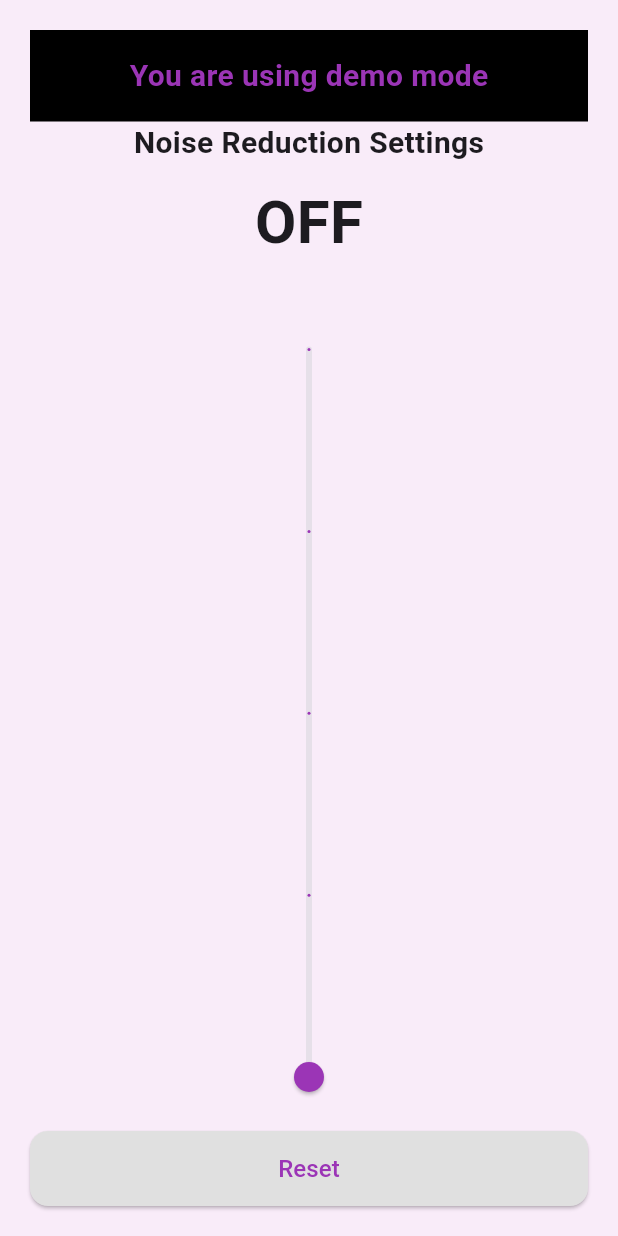
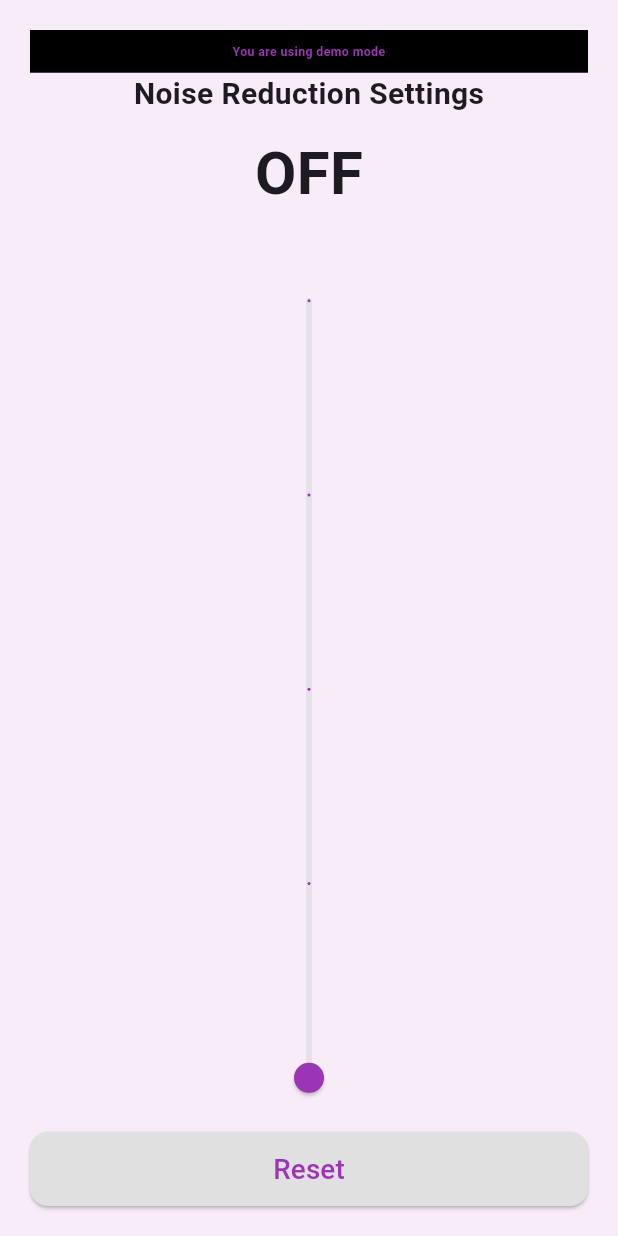
Before and after one commit to mrk7711/flutter-website, a Flutter app: the HomeScreen screen opened directly, after a tap on "Noise Reduction", on a phone screen of 412 x 824 dp. Run offline on Flutter 3.47's test engine with Material 3 defaults, Android fonts, the phone set to English and light mode, and no system bars.

Commit message:
Second Edition

```diff
--- a/lib/Screens/DemoScreens/DemoSlide.dart
+++ b/lib/Screens/DemoScreens/DemoSlide.dart
@@ -50,11 +50,14 @@ class _GettingStartedScreenState extends State<GettingStartedScreen> {
 
   @override
   Widget build(BuildContext context) {
+    final size = MediaQuery.of(context).size; // ابعاد صفحه
+    final width = size.width;
+    final height = size.height;
     return Scaffold(
       body: Container(
         color: Color(0xFFF9ECF9),
         child: Padding(
-          padding: const EdgeInsets.all(20),
+          padding: EdgeInsets.all(width * 0.01),
           child: Column(
             children: <Widget>[
               DemoHeader(),
@@ -74,7 +77,7 @@ class _GettingStartedScreenState extends State<GettingStartedScreen> {
                       alignment: AlignmentDirectional.topStart,
                       children: <Widget>[
                         Container(
-                          margin: const EdgeInsets.only(bottom: 35),
+                          margin: EdgeInsets.only(bottom: height * 0.05),
                           child: Row(
                             mainAxisSize: MainAxisSize.min,
                             mainAxisAlignment: MainAxisAlignment.center,
@@ -92,14 +95,12 @@ class _GettingStartedScreenState extends State<GettingStartedScreen> {
                   ],
                 ),
               ),
-              SizedBox(
-                height: 10,
-              ),
+              SizedBox(height: height * 0.015,),
               Column(
                 crossAxisAlignment: CrossAxisAlignment.stretch,
                 children: <Widget>[
               Padding(
-              padding: const EdgeInsets.symmetric(horizontal: 20, vertical: 20),
+              padding:  EdgeInsets.symmetric(horizontal: width * 0.05, vertical: height * 0.02),
                   child: Slider(
                     value: _sliderValue,
                     activeColor: Color(0xFF9B35B6),
@@ -115,7 +116,7 @@ class _GettingStartedScreenState extends State<GettingStartedScreen> {
                   ),
                 ),
                   Padding(
-                    padding: const EdgeInsets.symmetric(horizontal: 20, vertical: 20),
+                    padding:  EdgeInsets.symmetric(horizontal: width * 0.05, vertical: height * 0.02),
                     child: Slider(
                       value: _sliderValue2,
                       activeColor: Color(0xFF9B35B6),
@@ -130,34 +131,48 @@ class _GettingStartedScreenState extends State<GettingStartedScreen> {
                       },
                     ),
                   ),
-                  SizedBox(
-                    height: 20,
-                  ),
+                  SizedBox(height: height * 0.03,),
                   Row(
                     mainAxisAlignment: MainAxisAlignment.center,
                     children: <Widget>[
                       ElevatedButton(
+                        style: ElevatedButton.styleFrom(
+                          padding: EdgeInsets.symmetric(
+                            horizontal: width * 0.03,
+                            vertical: height * 0.005,
+                          ),
+                        ),
                         child: Text(
                           'Noise Reduction',
-                          style: TextStyle(fontSize: 18),
-                        ),
+                          style: TextStyle(fontSize: width * 0.02,color: Color(0xFF9B35B6)),
 
-                        onPressed: () {
-                          Navigator.push(
-                            context,
-                            MaterialPageRoute(builder: (context) => DemoNoiseReductionMode1()),);
-                        },
-
-                      ),
-                      ElevatedButton(
-                        child: Text(
-                          'Sound Enhancer',
-                          style: TextStyle(fontSize: 18),
                         ),
                         onPressed: () {
                           Navigator.push(
                             context,
-                            MaterialPageRoute(builder: (context) => DemoSoundEnhancerMode1()),);
+                            MaterialPageRoute(
+                                builder: (context) => DemoNoiseReductionMode1()),
+                          );
+                        },
+                      ),
+                      SizedBox(width: width * 0.12),
+                      ElevatedButton(
+                        style: ElevatedButton.styleFrom(
+                          padding: EdgeInsets.symmetric(
+                            horizontal: width * 0.03,
+                            vertical: height * 0.005,
+                          ),
+                        ),
+                        child: Text(
+                          'Sound Enhancer',
+                          style: TextStyle(fontSize: width * 0.02,color: Color(0xFF9B35B6)),
+                        ),
+                        onPressed: () {
+                          Navigator.push(
+                            context,
+                            MaterialPageRoute(
+                                builder: (context) => DemoSoundEnhancerMode1()),
+                          );
                         },
                       ),
                     ],
@@ -168,7 +183,6 @@ class _GettingStartedScreenState extends State<GettingStartedScreen> {
           ),
         ),
       ),
-
     );
   }
 }
--- a/lib/Screens/sharedScreens/HomeScreen.dart
+++ b/lib/Screens/sharedScreens/HomeScreen.dart
@@ -1,3 +1,4 @@
+import 'package:firstapp/Widgets/bottomnavigationbar.dart';
 import 'package:flutter/material.dart';
 import 'package:firstapp/Screens/DemoScreens/DemoNoise/demo_noise_reduction_mode1.dart';
 import 'package:firstapp/Screens/DemoScreens/DemoEqualizer/demo_sound_enhancer_mode1.dart';
@@ -26,19 +27,10 @@ class _HomeScreenState extends State<HomeScreen> {
   Widget build(BuildContext context) {
     return Scaffold(
       body: _pages[_selectedIndex],
-      bottomNavigationBar: BottomNavigationBar(
-          type: BottomNavigationBarType.fixed,
-          selectedItemColor: Color(0xFF9B35B6),
-          showSelectedLabels: true,
-          showUnselectedLabels: false,
-          currentIndex: _selectedIndex,
+      bottomNavigationBar: CustomBottomNavigationBar(
+          selectedIndex: _selectedIndex,
           onTap: _navigationBottomSelect,
-          items: [
-            BottomNavigationBarItem(icon: Icon(Icons.home),label: 'Home',),
-            BottomNavigationBarItem(icon: Icon(Icons.search),label: 'Search'),
-            BottomNavigationBarItem(icon: Icon(Icons.person),label: 'Setting'),
-            BottomNavigationBarItem(icon: Icon(Icons.info),label: 'more'),
-          ]),
+      ),
     );
   }
 }
--- /dev/null
+++ b/lib/Widgets/bottomnavigationbar.dart
@@ -0,0 +1,50 @@
+import 'package:flutter/material.dart';
+
+
+class CustomBottomNavigationBar extends StatelessWidget {
+  final int selectedIndex;
+  final ValueChanged<int> onTap;
+
+  const CustomBottomNavigationBar({
+    Key? key,
+    required this.selectedIndex,
+    required this.onTap,
+  }) : super(key: key);
+
+  @override
+  Widget build(BuildContext context) {
+    final width = MediaQuery.of(context).size.width;
+
+    final double iconSize = (width * 0.05).clamp(24, 35); // بین 24 تا 40 پیکسل
+    final double fontSize = (width * 0.015).clamp(12, 20); // بین 12 تا 20 پیکسل
+
+    return BottomNavigationBar(
+      type: BottomNavigationBarType.fixed,
+      selectedItemColor: const Color(0xFF9B35B6),
+      unselectedItemColor: Colors.grey,
+      showSelectedLabels: true,
+      showUnselectedLabels: false,
+      currentIndex: selectedIndex,
+      onTap: onTap,
+      items: [
+        BottomNavigationBarItem(
+          icon: Icon(Icons.home, size: iconSize),
+          label: 'Home',
+        ),
+        BottomNavigationBarItem(
+          icon: Icon(Icons.search, size: iconSize),
+          label: 'Search',
+        ),
+        BottomNavigationBarItem(
+          icon: Icon(Icons.person, size: iconSize),
+          label: 'Setting',
+        ),
+        BottomNavigationBarItem(
+          icon: Icon(Icons.info, size: iconSize),
+          label: 'More',
+        ),
+      ],
+      selectedLabelStyle: TextStyle(fontSize: fontSize),
+    );
+  }
+}
--- a/lib/Widgets/page_header.dart
+++ b/lib/Widgets/page_header.dart
@@ -14,20 +14,28 @@ class DemoHeader extends StatelessWidget {
 
   @override
   Widget build(BuildContext context) {
+    final size = MediaQuery.of(context).size;
+    final width = size.width;
+    final height = size.height;
+
     return Container(
-      width: double.infinity, // کل عرض صفحه
-      color: backgroundColor,  // رنگ بک‌گراند
-      padding: const EdgeInsets.symmetric(vertical: 16, horizontal: 20),
+      width: double.infinity,
+      color: backgroundColor,
+      padding: EdgeInsets.symmetric(
+        vertical: height * 0.01, // حدود ۲٪ از ارتفاع
+        horizontal: width * 0.01, // حدود ۵٪ از عرض
+      ),
       child: Column(
         crossAxisAlignment: CrossAxisAlignment.center,
         children: [
           Text(
             text,
             style: TextStyle(
-              fontSize: 20,
+              fontSize: width * 0.02, // فونت متناسب با عرض
               fontWeight: FontWeight.bold,
               color: textColor,
             ),
+            textAlign: TextAlign.center,
           ),
         ],
       ),
--- a/lib/Widgets/reset_button.dart
+++ b/lib/Widgets/reset_button.dart
@@ -12,19 +12,31 @@ class ResetButton extends StatelessWidget {
 
   @override
   Widget build(BuildContext context) {
+    final size = MediaQuery.of(context).size;
+    final width = size.width;
+    final height = size.height;
+    final double buttonHeight = (height * 0.06).clamp(40, 60); // ارتفاع بین 40 تا 60
+    final double fontSize = (width * 0.045).clamp(14, 20);    // فونت بین 14 تا 20
+    final double borderRadius = (width * 0.03).clamp(8, 12); // شعاع گوشه بین 8 تا 12
     return ElevatedButton(
       onPressed: onPressed,
       style: ElevatedButton.styleFrom(
-        minimumSize: Size(double.infinity, 50),
+        minimumSize: Size(double.infinity, buttonHeight), // ارتفاع 7% از صفحه
         backgroundColor: Colors.grey[300],
         shape: RoundedRectangleBorder(
-          borderRadius: BorderRadius.circular(12),
+          borderRadius: BorderRadius.circular(borderRadius), // شعاع گوشه متناسب
         ),
-        padding: const EdgeInsets.symmetric(vertical: 12, horizontal: 24),
+        padding: EdgeInsets.symmetric(
+          vertical: height * 0.008, // padding متناسب با ارتفاع
+          horizontal: width * 0.05, // padding متناسب با عرض
+        ),
       ),
       child: Text(
         label,
-        style: const TextStyle(fontSize: 16, color: Color(0xFF9B35B6)),
+        style: TextStyle(
+          fontSize: fontSize, // اندازه فونت متناسب با عرض
+          color: const Color(0xFF9B35B6),
+        ),
       ),
     );
   }
--- a/lib/Widgets/slide_dots.dart
+++ b/lib/Widgets/slide_dots.dart
@@ -1,19 +1,26 @@
 import 'package:flutter/material.dart';
 
 class SlideDots extends StatelessWidget {
-  bool isActive;
+  final bool isActive;
   SlideDots(this.isActive);
 
   @override
   Widget build(BuildContext context) {
+    final width = MediaQuery.of(context).size.width;
+
+    // اندازه دایره‌ها متناسب با عرض صفحه
+    final double activeSize = width * 0.009;  // حدود 3% از عرض صفحه
+    final double inactiveSize = width * 0.009; // حدود 2% از عرض صفحه
+    final double margin = width * 0.003; // فاصله بین دایره‌ها
+
     return AnimatedContainer(
-      duration: Duration(milliseconds: 150),
-      margin: const EdgeInsets.symmetric(horizontal: 10),
-      height: isActive ? 12 : 8,
-      width: isActive ? 12 : 8,
+      duration: const Duration(milliseconds: 150),
+      margin: EdgeInsets.symmetric(horizontal: margin),
+      height: isActive ? activeSize : inactiveSize,
+      width: isActive ? activeSize : inactiveSize,
       decoration: BoxDecoration(
-        color: isActive ? Color(0xFF9B35B6) : Colors.grey[400],
-        borderRadius: BorderRadius.all(Radius.circular(12)),
+        color: isActive ? const Color(0xFF9B35B6) : Colors.grey[400],
+        borderRadius: BorderRadius.circular(activeSize),
       ),
     );
   }
--- a/lib/Widgets/slide_item.dart
+++ b/lib/Widgets/slide_item.dart
@@ -1,5 +1,4 @@
 import 'package:flutter/material.dart';
-
 import '../Modes/slide.dart';
 
 class SlideItem extends StatelessWidget {
@@ -8,35 +7,42 @@ class SlideItem extends StatelessWidget {
 
   @override
   Widget build(BuildContext context) {
+    final size = MediaQuery.of(context).size;
+    final width = size.width;
+    final height = size.height;
+
+    // محدود کردن حداکثر اندازه
+    final double imageSize = (width * 0.6).clamp(180, 350); // بین 180 تا 350
+    final double fontSize = (width * 0.05).clamp(14, 24);
+    final double spacing1 = (height * 0.025).clamp(8, 30);
+    final double spacing2 = (height * 0.012).clamp(5, 15);
+
     return Column(
       mainAxisAlignment: MainAxisAlignment.center,
       crossAxisAlignment: CrossAxisAlignment.center,
       children: <Widget>[
         Container(
-          width: 300,
-          height: 300,
+          width: imageSize,
+          height: imageSize,
           decoration: BoxDecoration(
             shape: BoxShape.rectangle,
-            borderRadius: BorderRadius.circular(20),
+            borderRadius: BorderRadius.circular(imageSize * 0.05),
             image: DecorationImage(
               image: AssetImage(slideList[index].imageUrl),
               fit: BoxFit.cover,
             ),
           ),
         ),
-        SizedBox(
-          height: 40,
-        ),
+        SizedBox(height: spacing1),
         Text(
           slideList[index].title,
           style: TextStyle(
-            fontSize: 26,
-            color: Color(0xFF9B35B6),
+            fontSize: fontSize,
+            color: const Color(0xFF9B35B6),
           ),
+          textAlign: TextAlign.center,
         ),
-        SizedBox(
-          height: 10,
-        ),
+        SizedBox(height: spacing2),
       ],
     );
   }
--- a/pubspec.yaml
+++ b/pubspec.yaml
@@ -34,7 +34,9 @@ dependencies:
   # The following adds the Cupertino Icons font to your application.
   # Use with the CupertinoIcons class for iOS style icons.
   cupertino_icons: ^1.0.8
-
+#  flutter_blue:
+#  get:
+#  permission_handler:
 dev_dependencies:
   flutter_test:
     sdk: flutter
```
